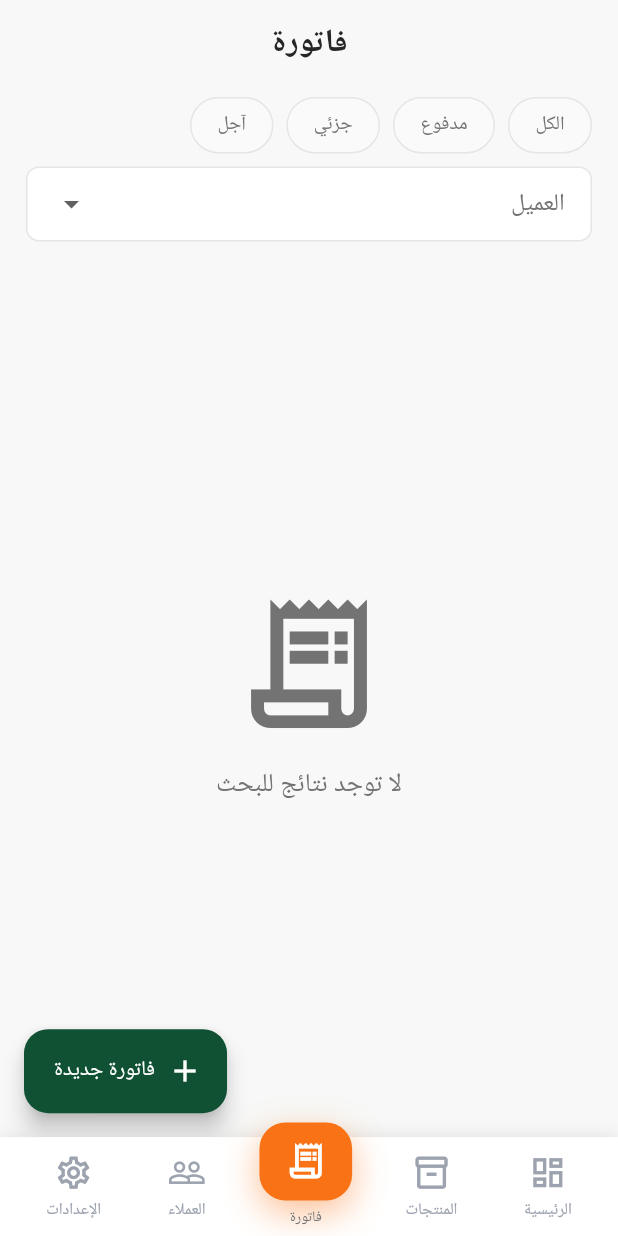
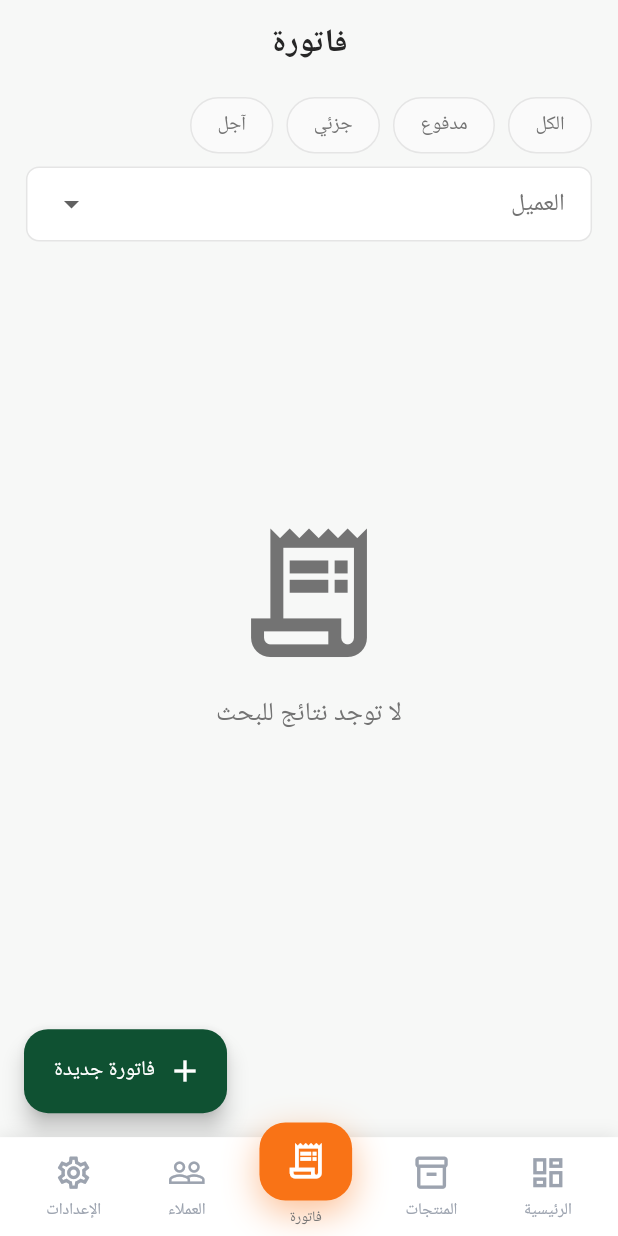
Before and after one commit to hazzemSaid/stockflow-app, a Flutter app: the InvoicesScreen screen opened by its route, on a phone screen of 412 x 824 dp. Run offline on Flutter 3.47's test engine with Material 3 defaults, Android fonts, the phone set to English and light mode, and no system bars; our stand-ins replace cached_network_image, equatable, flutter_bloc, flutter_dotenv, flutter_screenutil, flutter_spinkit and 6 more; accounts and stored records are empty; Roboto replaces fonts that are missing (Cairo).

Commit message:
refactor: update invoice screens and widgets for payment integration

```diff
--- a/lib/features/invoice/presentation/pages/create_invoice_screen.dart
+++ b/lib/features/invoice/presentation/pages/create_invoice_screen.dart
@@ -72,7 +72,7 @@ class _CreateInvoiceScreenState extends State<CreateInvoiceScreen> {
               ),
               body: state is CreateInvoiceLoading
                   ? const CreateInvoiceLoadingState()
-                  : const CreateInvoiceForm(),
+                  : CreateInvoiceForm(),
             );
           },
         ),
--- a/lib/features/invoice/presentation/pages/invoices_screen.dart
+++ b/lib/features/invoice/presentation/pages/invoices_screen.dart
@@ -119,9 +119,23 @@ class _InvoicesScreenState extends State<InvoicesScreen> {
             _buildFilters(hasActiveFilter),
             Expanded(
               child: _isLoading
-                  ? const Center(child: CircularProgressIndicator())
+                  ? SingleChildScrollView(
+                      physics: const AlwaysScrollableScrollPhysics(),
+                      child: SizedBox(
+                        height: MediaQuery.of(context).size.height * 0.6,
+                        child: const Center(child: CircularProgressIndicator()),
+                      ),
+                    )
                   : _filteredInvoices.isEmpty
-                  ? InvoicesEmptyState(hasFilter: hasActiveFilter)
+                  ? ListView(
+                      physics: const AlwaysScrollableScrollPhysics(),
+                      children: [
+                        SizedBox(
+                          height: MediaQuery.of(context).size.height * 0.6,
+                          child: InvoicesEmptyState(hasFilter: hasActiveFilter),
+                        ),
+                      ],
+                    )
                   : ListView.builder(
                       padding: EdgeInsets.symmetric(
                         vertical: AppSizes.spacingSmall,
--- a/lib/features/invoice/presentation/widgets/discount_section.dart
+++ b/lib/features/invoice/presentation/widgets/discount_section.dart
@@ -23,7 +23,7 @@ class _DiscountSectionState extends State<DiscountSection> {
     _controller = TextEditingController();
     widget.cubit.stream.listen((_) {
       final text = widget.cubit.discountValue > 0
-          ? widget.cubit.discountValue.toStringAsFixed(0)
+          ? widget.cubit.discountValue.toInt().toString()
           : '';
       if (_controller.text != text) {
         _controller.value = TextEditingValue(
@@ -113,7 +113,7 @@ class _DiscountSectionState extends State<DiscountSection> {
                   borderRadius: BorderRadius.circular(AppSizes.radiusSmall),
                 ),
                 child: Text(
-                  '- ${widget.cubit.discountAmount.toStringAsFixed(0)} ${AppStrings.currencyEg}',
+                  '- ${widget.cubit.discountAmount.toInt()} ${AppStrings.currencyEg}',
                   style: TextStyle(
                     color: AppColors.accent,
                     fontWeight: FontWeight.w600,
--- a/lib/features/invoice/presentation/widgets/invoice_bottom_bar.dart
+++ b/lib/features/invoice/presentation/widgets/invoice_bottom_bar.dart
@@ -50,7 +50,7 @@ class InvoiceBottomBar extends StatelessWidget {
                     ),
                   ),
                   Text(
-                    '${cubit.totalAfterDiscount.toStringAsFixed(0)} ${AppStrings.currencyEg}',
+                    '${cubit.totalAfterDiscount.toInt()} ${AppStrings.currencyEg}',
                     style: TextStyle(
                       fontSize: AppSizes.fontXXLarge,
                       fontWeight: FontWeight.w700,
--- a/lib/features/invoice/presentation/widgets/invoice_details_payment_history.dart
+++ b/lib/features/invoice/presentation/widgets/invoice_details_payment_history.dart
@@ -47,7 +47,7 @@ class InvoiceDetailsPaymentHistory extends StatelessWidget {
                     ),
                   ),
                   Text(
-                    '${payment.amount.toStringAsFixed(0)} ${AppStrings.currencyEg}',
+                    '${payment.amount.toInt()} ${AppStrings.currencyEg}',
                     style: TextStyle(
                       fontSize: AppSizes.fontMedium,
                       fontWeight: FontWeight.w600,
--- a/lib/features/invoice/presentation/widgets/invoice_details_products_table.dart
+++ b/lib/features/invoice/presentation/widgets/invoice_details_products_table.dart
@@ -56,7 +56,7 @@ class InvoiceDetailsProductsTable extends StatelessWidget {
                   ),
                   Expanded(
                     child: Text(
-                      '${item.unitPrice.toStringAsFixed(0)} ${AppStrings.currencyEg}',
+                      '${item.unitPrice.toInt()} ${AppStrings.currencyEg}',
                       textAlign: TextAlign.center,
                       style: TextStyle(
                         fontSize: AppSizes.fontMedium,
@@ -66,7 +66,7 @@ class InvoiceDetailsProductsTable extends StatelessWidget {
                   ),
                   Expanded(
                     child: Text(
-                      '${item.total.toStringAsFixed(0)} ${AppStrings.currencyEg}',
+                      '${item.total.toInt()} ${AppStrings.currencyEg}',
                       textAlign: TextAlign.center,
                       style: TextStyle(
                         fontSize: AppSizes.fontMedium,
--- a/lib/features/invoice/presentation/widgets/invoice_summary_card.dart
+++ b/lib/features/invoice/presentation/widgets/invoice_summary_card.dart
@@ -104,7 +104,7 @@ class _SummaryRow extends StatelessWidget {
           ),
         ),
         Text(
-          '${value >= 0 ? '' : '-'}${value.abs().toStringAsFixed(0)} ${AppStrings.currencyEg}',
+          '${value >= 0 ? '' : '-'}${value.abs().toInt()} ${AppStrings.currencyEg}',
           style: TextStyle(
             fontSize: large ? AppSizes.fontXXLarge : AppSizes.fontLarge,
             fontWeight: bold ? FontWeight.w700 : FontWeight.w500,
--- a/lib/features/invoice/presentation/widgets/paid_now_input.dart
+++ b/lib/features/invoice/presentation/widgets/paid_now_input.dart
@@ -23,7 +23,7 @@ class _PaidNowInputState extends State<PaidNowInput> {
     _controller = TextEditingController();
     widget.cubit.stream.listen((_) {
       final text = widget.cubit.paidNow > 0
-          ? widget.cubit.paidNow.toStringAsFixed(0)
+          ? widget.cubit.paidNow.toInt().toString()
           : '';
       if (_controller.text != text) {
         _controller.value = TextEditingValue(
@@ -98,7 +98,7 @@ class _PaidNowInputState extends State<PaidNowInput> {
                   borderRadius: BorderRadius.circular(AppSizes.radiusSmall),
                 ),
                 child: Text(
-                  '${AppStrings.remainingDebt}: ${remaining.toStringAsFixed(0)} ${AppStrings.currencyEg}',
+                  '${AppStrings.remainingDebt}: ${remaining.toInt()} ${AppStrings.currencyEg}',
                   style: TextStyle(
                     color: AppColors.primary,
                     fontSize: AppSizes.fontSmall,
--- a/lib/features/invoice/presentation/widgets/product_item_row.dart
+++ b/lib/features/invoice/presentation/widgets/product_item_row.dart
@@ -56,7 +56,7 @@ class ProductItemRow extends StatelessWidget {
                   ),
                 ),
                 Text(
-                  '${unitPrice.toStringAsFixed(0)} ج.م',
+                  '${unitPrice.toInt()} ج.م',
                   style: TextStyle(
                     fontSize: AppSizes.fontMedium,
                     color: AppColors.accent,
--- a/lib/features/invoice/presentation/widgets/product_tile.dart
+++ b/lib/features/invoice/presentation/widgets/product_tile.dart
@@ -55,7 +55,7 @@ class ProductTile extends StatelessWidget {
                 Row(
                   children: [
                     Text(
-                      '${product.price.toStringAsFixed(0)} ${AppStrings.currencyEg}',
+                      '${product.price.toInt()} ${AppStrings.currencyEg}',
                       style: TextStyle(
                         color: AppColors.accent,
                         fontSize: AppSizes.fontMedium,
```
Also changed, not shown: lib/features/invoice/presentation/pages/customer_picker_screen.dart (+25 -5 lines), lib/features/invoice/presentation/widgets/invoice_card.dart (+13 -10 lines), lib/features/invoice/presentation/widgets/invoice_details_summary_section.dart (+1 -9 lines).
